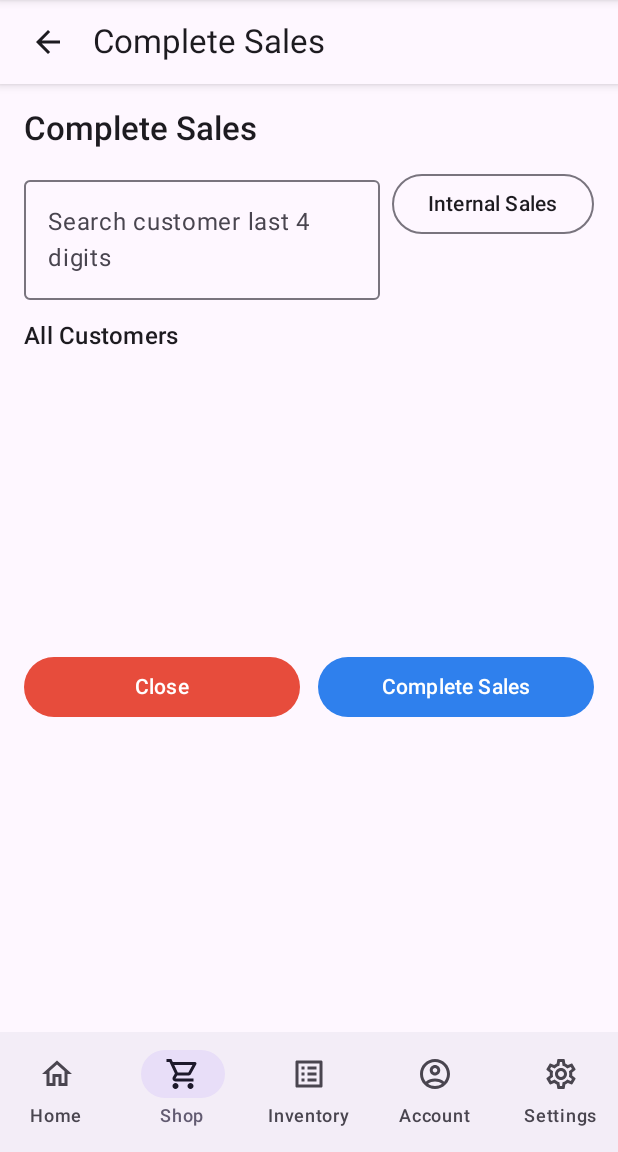
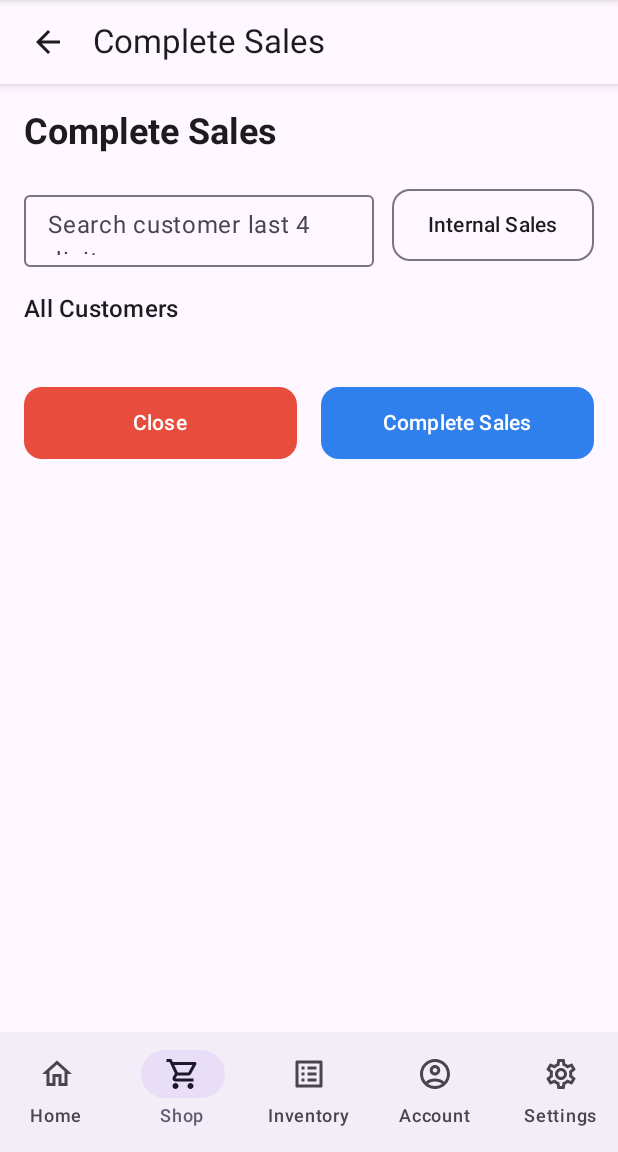
Before and after one commit to SekoViper/sitsofe-mobile, an Android app built with Jetpack Compose: the CheckoutScreen screen opened through its navigation route, on a phone screen of 412 x 824 dp, the part 84-1236 px from its top. Run offline under Robolectric (Android 15) with nearby library versions, the phone set to English and light mode, and no system bars; our stand-ins replace Room's generated code, Timber, paging; network calls fail; 10 statements that could not run were skipped.

Commit message:
Fix check out screen.

```diff
--- a/app/src/main/java/com/sitsofe/scanner/feature/checkout/CheckoutScreen.kt
+++ b/app/src/main/java/com/sitsofe/scanner/feature/checkout/CheckoutScreen.kt
@@ -71,16 +71,26 @@ fun CheckoutScreen(
                 .padding(16.dp)
         ) {
 
-            Text("Complete Sales", style = MaterialTheme.typography.titleLarge, fontWeight = FontWeight.SemiBold)
-            Spacer(Modifier.height(12.dp))
+            Text(
+                "Complete Sales",
+                style = MaterialTheme.typography.headlineSmall,
+                fontWeight = FontWeight.Bold
+            )
+            Spacer(Modifier.height(18.dp))
 
-            Row(Modifier.fillMaxWidth(), horizontalArrangement = Arrangement.spacedBy(8.dp)) {
+            Row(
+                Modifier.fillMaxWidth(),
+                horizontalArrangement = Arrangement.spacedBy(12.dp),
+                verticalAlignment = Alignment.CenterVertically
+            ) {
                 OutlinedTextField(
                     value = search,
                     onValueChange = { vm.onSearchChange(it.filter { ch -> ch.isDigit() }.take(4)) },
                     label = { Text("Search customer last 4 digits") },
                     singleLine = true,
-                    modifier = Modifier.weight(1f)
+                    modifier = Modifier
+                        .weight(1f)
+                        .height(56.dp)
                 )
                 val green = Color(0xFF26C281)
                 OutlinedButton(
@@ -89,21 +99,34 @@ fun CheckoutScreen(
                     colors = ButtonDefaults.outlinedButtonColors(
                         containerColor = if (internal) green.copy(alpha = 0.15f) else Color.Transparent,
                         contentColor = if (internal) green else MaterialTheme.colorScheme.onSurface
-                    )
+                    ),
+                    shape = MaterialTheme.shapes.medium,
+                    modifier = Modifier.height(48.dp)
                 ) {
                     Text("Internal Sales")
                 }
             }
 
-            Spacer(Modifier.height(12.dp))
+            Spacer(Modifier.height(16.dp))
 
             if (selected != null) {
-                Row(verticalAlignment = Alignment.CenterVertically) {
-                    OutlinedButton(onClick = { vm.clearSelection() }) {
-                        Text("${selected!!.name}  ✕")
+                Row(
+                    verticalAlignment = Alignment.CenterVertically,
+                    modifier = Modifier.fillMaxWidth()
+                ) {
+                    AssistChip(
+                        onClick = { vm.clearSelection() },
+                        label = { Text(selected!!.name) },
+                        trailingIcon = {
+                            IconButton(onClick = { vm.clearSelection() }) {
+                                Text("✕", color = MaterialTheme.colorScheme.primary)
                             }
+                        },
+                        modifier = Modifier
+                            .height(40.dp)
+                    )
                 }
-                Spacer(Modifier.height(12.dp))
+                Spacer(Modifier.height(16.dp))
             }
 
             if (!internal && selected == null) {
@@ -118,23 +141,26 @@ fun CheckoutScreen(
                     LazyColumn(
                         modifier = Modifier
                             .fillMaxWidth()
-                            .weight(1f, fill = false),
+                            .heightIn(max = 220.dp),
                         verticalArrangement = Arrangement.spacedBy(8.dp)
                     ) {
                         items(filtered, key = { it._id }) { c ->
-                            Column(Modifier.fillMaxWidth()) {
                             Row(
-                                    Modifier.fillMaxWidth(),
+                                Modifier
+                                    .fillMaxWidth()
+                                    .padding(vertical = 4.dp),
                                 horizontalArrangement = Arrangement.SpaceBetween,
                                 verticalAlignment = Alignment.CenterVertically
                             ) {
-                                    Text("${c.name} - ${c.phone}")
+                                Text("${c.name} - ${c.phone}", style = MaterialTheme.typography.bodyMedium)
                                 Button(
                                     onClick = { vm.selectCustomer(c) },
                                     colors = ButtonDefaults.buttonColors(
                                         containerColor = MaterialTheme.colorScheme.surfaceVariant,
                                         contentColor = MaterialTheme.colorScheme.onSurface
-                                        )
+                                    ),
+                                    shape = MaterialTheme.shapes.small,
+                                    modifier = Modifier.height(36.dp)
                                 ) { Text("Select") }
                             }
                             Divider()
@@ -142,10 +168,9 @@ fun CheckoutScreen(
                     }
                 }
             }
-            }
 
             if (internal || selected != null) {
-                Spacer(Modifier.height(12.dp))
+                Spacer(Modifier.height(16.dp))
                 Text("Enter Conditions", style = MaterialTheme.typography.titleMedium)
                 Spacer(Modifier.height(8.dp))
                 OutlinedTextField(
@@ -153,16 +178,22 @@ fun CheckoutScreen(
                     onValueChange = vm::onConditionChange,
                     modifier = Modifier
                         .fillMaxWidth()
-                        .height(160.dp),
-                    placeholder = { Text("Optional notes...") }
+                        .defaultMinSize(minHeight = 80.dp)
+                        .heightIn(min = 80.dp, max = 160.dp),
+                    placeholder = { Text("Optional notes...") },
+                    minLines = 3,
+                    maxLines = 6,
+                    shape = MaterialTheme.shapes.medium
                 )
             }
 
-            Spacer(Modifier.weight(1f))
+            Spacer(Modifier.height(24.dp))
 
             Row(
-                Modifier.fillMaxWidth(),
-                horizontalArrangement = Arrangement.spacedBy(12.dp)
+                Modifier
+                    .fillMaxWidth()
+                    .padding(vertical = 8.dp),
+                horizontalArrangement = Arrangement.spacedBy(16.dp)
             ) {
                 Button(
                     onClick = onClose,
@@ -170,7 +201,10 @@ fun CheckoutScreen(
                         containerColor = Color(0xFFE74C3C),
                         contentColor = Color.White
                     ),
-                    modifier = Modifier.weight(1f)
+                    modifier = Modifier
+                        .weight(1f)
+                        .height(48.dp),
+                    shape = MaterialTheme.shapes.medium
                 ) { Text("Close") }
 
                 Button(
@@ -180,7 +214,10 @@ fun CheckoutScreen(
                         containerColor = Color(0xFF2F80ED),
                         contentColor = Color.White
                     ),
-                    modifier = Modifier.weight(1f)
+                    modifier = Modifier
+                        .weight(1f)
+                        .height(48.dp),
+                    shape = MaterialTheme.shapes.medium
                 ) { Text("Complete Sales") }
             }
         }
```
Also changed, not shown: app/src/main/java/com/sitsofe/scanner/MainActivity.kt (+27 -16 lines), app/src/main/java/com/sitsofe/scanner/SitsofeApp.kt (+8 -4 lines), app/src/main/java/com/sitsofe/scanner/core/network/Api.kt (+39 -15 lines), app/src/main/java/com/sitsofe/scanner/di/ServiceLocator.kt (+3 -9 lines). Lines whose indentation alone changed are shown as unchanged.
